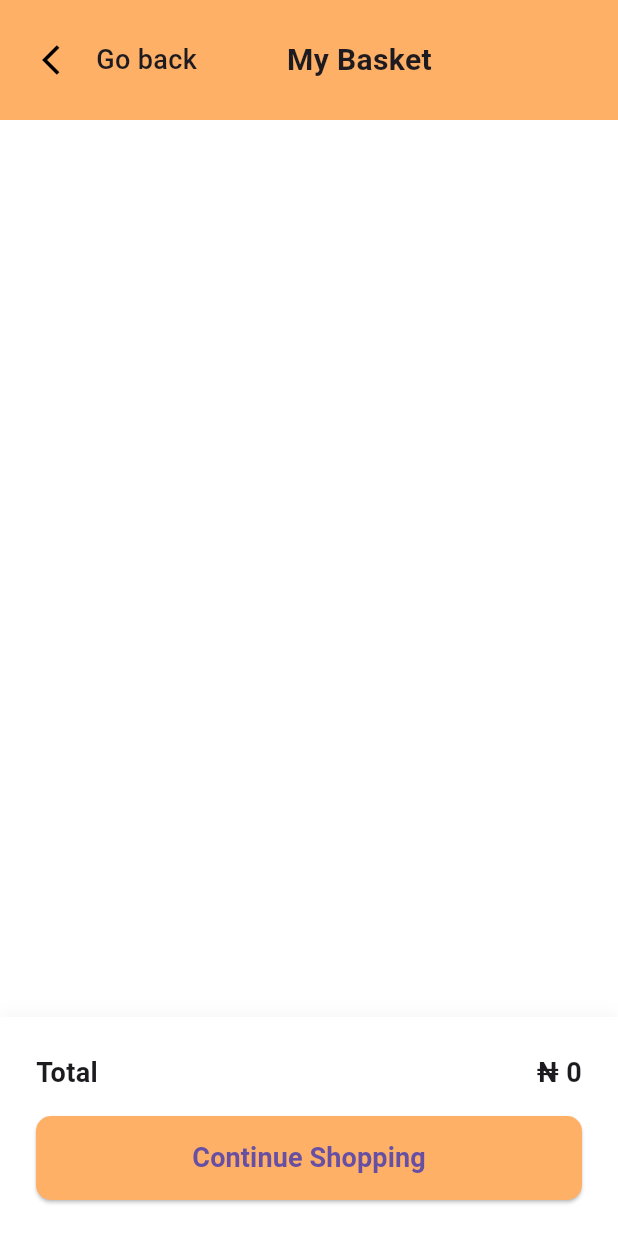
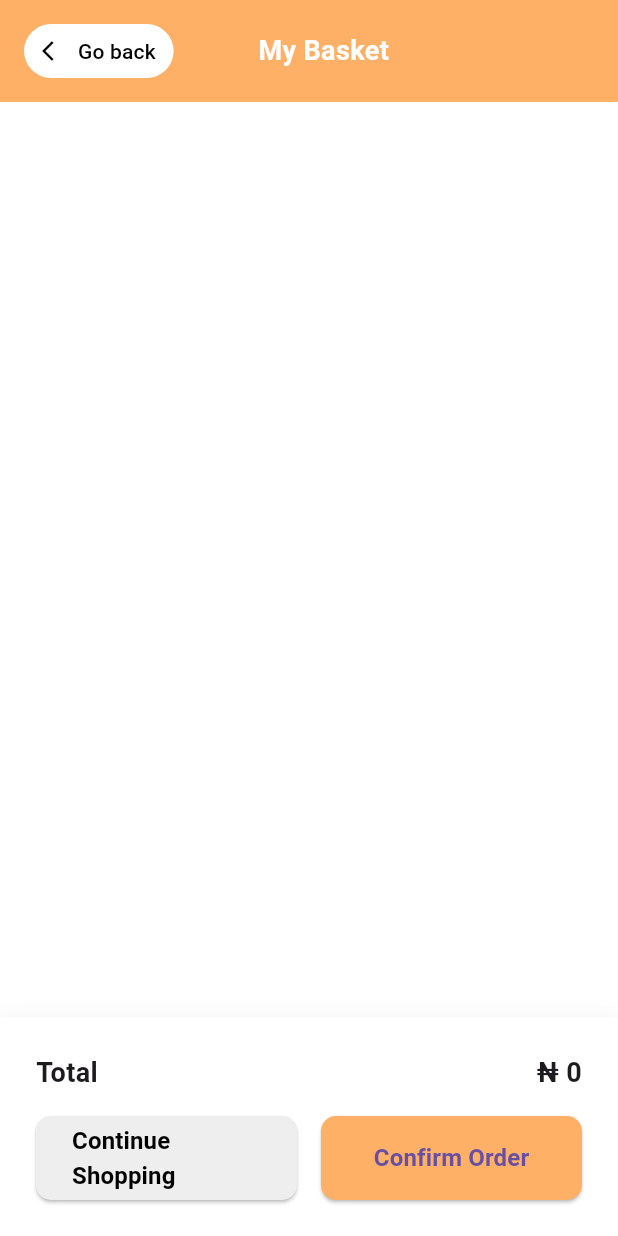
Before and after one commit to ShrivatsaGuru/Fruits_app, a Flutter app: the BasketScreen screen opened directly with empty values, on a phone screen of 412 x 824 dp. Run offline on Flutter 3.47's test engine with Material 3 defaults, Android fonts, the phone set to English and light mode, and no system bars.

Commit message:
First 6 page code

```diff
--- a/lib/components/basket_screen.dart
+++ b/lib/components/basket_screen.dart
@@ -1,6 +1,7 @@
 import 'package:flutter/material.dart';
 import 'home_screen.dart';
 import 'basket_item.dart';
+import 'order_confirmation_screen.dart';
 
 class BasketScreen extends StatelessWidget {
   final Map<String, BasketItem> items;
@@ -15,84 +16,99 @@ class BasketScreen extends StatelessWidget {
     int total = items.values.fold(0, (sum, item) => sum + (item.price * item.quantity));
 
     return Scaffold(
+      backgroundColor: Colors.white,
       body: SafeArea(
         child: Column(
           children: [
             Container(
-              padding: EdgeInsets.all(16),
-              color: Color(0xFFFFB067),
+              padding: const EdgeInsets.all(16),
+              color: const Color(0xFFFFB067),
               child: Row(
                 children: [
-                  IconButton(
-                    icon: Icon(Icons.arrow_back_ios, color: Colors.black),
+                  Container(
+                    decoration: BoxDecoration(
+                      color: Colors.white,
+                      borderRadius: BorderRadius.circular(20),
+                    ),
+                    child: TextButton.icon(
                       onPressed: () => Navigator.pop(context),
+                      icon: const Icon(
+                        Icons.arrow_back_ios,
+                        color: Colors.black,
+                        size: 16,
                       ),
-                  Text(
+                      label: const Text(
                         'Go back',
                         style: TextStyle(
-                      fontSize: 18,
+                          color: Colors.black,
+                          fontSize: 14,
                           fontWeight: FontWeight.w500,
                         ),
                       ),
-                  Expanded(
+                      style: TextButton.styleFrom(
+                        padding: const EdgeInsets.symmetric(horizontal: 12, vertical: 8),
+                        minimumSize: Size.zero,
+                        tapTargetSize: MaterialTapTargetSize.shrinkWrap,
+                      ),
+                    ),
+                  ),
+                  const Expanded(
                     child: Text(
                       'My Basket',
                       textAlign: TextAlign.center,
                       style: TextStyle(
-                        fontSize: 20,
-                        fontWeight: FontWeight.bold,
+                        fontSize: 18,
+                        fontWeight: FontWeight.w600,
+                        color: Colors.white,
                       ),
                     ),
                   ),
-                  SizedBox(width: 48),
+                  const SizedBox(width: 80), // Balance the back button
                 ],
               ),
             ),
             Expanded(
               child: ListView.builder(
-                padding: EdgeInsets.all(16),
+                padding: const EdgeInsets.all(16),
                 itemCount: items.length,
                 itemBuilder: (context, index) {
                   final item = items.values.elementAt(index);
                   return Container(
-                    margin: EdgeInsets.only(bottom: 16),
-                    padding: EdgeInsets.all(12),
-                    decoration: BoxDecoration(
-                      color: Colors.white,
-                      borderRadius: BorderRadius.circular(12),
-                      boxShadow: [
-                        BoxShadow(
-                          color: Colors.black.withOpacity(0.05),
-                          blurRadius: 10,
-                        ),
-                      ],
-                    ),
+                    margin: const EdgeInsets.only(bottom: 24),
                     child: Row(
                       children: [
-                        ClipRRect(
-                          borderRadius: BorderRadius.circular(8),
+                        Container(
+                          width: 70,
+                          height: 70,
+                          decoration: BoxDecoration(
+                            borderRadius: BorderRadius.circular(12),
+                            color: Colors.grey[100],
+                          ),
+                          child: ClipRRect(
+                            borderRadius: BorderRadius.circular(12),
                             child: Image.asset(
                               item.image,
-                            width: 60,
-                            height: 60,
                               fit: BoxFit.cover,
                             ),
                           ),
-                        SizedBox(width: 12),
+                        ),
+                        const SizedBox(width: 16),
                         Expanded(
                           child: Column(
                             crossAxisAlignment: CrossAxisAlignment.start,
                             children: [
                               Text(
                                 item.name,
-                                style: TextStyle(
+                                style: const TextStyle(
                                   fontSize: 16,
-                                  fontWeight: FontWeight.bold,
+                                  fontWeight: FontWeight.w600,
                                 ),
                               ),
+                              const SizedBox(height: 4),
                               Text(
-                                '${item.quantity} packs',
+                                '${item.quantity}packs',
                                 style: TextStyle(
+                                  fontSize: 14,
                                   color: Colors.grey[600],
                                 ),
                               ),
@@ -101,9 +117,9 @@ class BasketScreen extends StatelessWidget {
                         ),
                         Text(
                           '₦ ${(item.price * item.quantity).toString()}',
-                          style: TextStyle(
+                          style: const TextStyle(
                             fontSize: 16,
-                            fontWeight: FontWeight.bold,
+                            fontWeight: FontWeight.w600,
                           ),
                         ),
                       ],
@@ -113,7 +129,7 @@ class BasketScreen extends StatelessWidget {
               ),
             ),
             Container(
-              padding: EdgeInsets.all(24),
+              padding: const EdgeInsets.all(24),
               decoration: BoxDecoration(
                 color: Colors.white,
                 boxShadow: [
@@ -128,7 +144,7 @@ class BasketScreen extends StatelessWidget {
                   Row(
                     mainAxisAlignment: MainAxisAlignment.spaceBetween,
                     children: [
-                      Text(
+                      const Text(
                         'Total',
                         style: TextStyle(
                           fontSize: 18,
@@ -137,39 +153,74 @@ class BasketScreen extends StatelessWidget {
                       ),
                       Text(
                         '₦ $total',
-                        style: TextStyle(
+                        style: const TextStyle(
                           fontSize: 18,
                           fontWeight: FontWeight.bold,
                         ),
                       ),
                     ],
                   ),
-                  SizedBox(height: 16),
-                  SizedBox(
-                    width: double.infinity,
+                  const SizedBox(height: 16),
+                  Row(
+                    children: [
+                      Expanded(
+                        child: SizedBox(
                           height: 56,
                           child: ElevatedButton(
                             onPressed: () {
                               Navigator.pushAndRemoveUntil(
                                 context,
-                          MaterialPageRoute(builder: (context) => HomeScreen(userName: "")),
+                                MaterialPageRoute(builder: (context) => const HomeScreen(userName: "")),
                                     (route) => false,
                               );
                             },
                             style: ElevatedButton.styleFrom(
-                        backgroundColor: Color(0xFFFFB067),
+                              backgroundColor: Colors.grey[200],
                               shape: RoundedRectangleBorder(
                                 borderRadius: BorderRadius.circular(10),
                               ),
                             ),
-                      child: Text(
+                            child: const Text(
                               'Continue Shopping',
                               style: TextStyle(
-                          fontSize: 18,
+                                fontSize: 16,
+                                fontWeight: FontWeight.bold,
+                                color: Colors.black,
+                              ),
+                            ),
+                          ),
+                        ),
+                      ),
+                      const SizedBox(width: 16),
+                      Expanded(
+                        child: SizedBox(
+                          height: 56,
+                          child: ElevatedButton(
+                            onPressed: () {
+                              Navigator.push(
+                                context,
+                                MaterialPageRoute(
+                                  builder: (context) => const OrderConfirmationScreen(),
+                                ),
+                              );
+                            },
+                            style: ElevatedButton.styleFrom(
+                              backgroundColor: const Color(0xFFFFB067),
+                              shape: RoundedRectangleBorder(
+                                borderRadius: BorderRadius.circular(10),
+                              ),
+                            ),
+                            child: const Text(
+                              'Confirm Order',
+                              style: TextStyle(
+                                fontSize: 16,
                                 fontWeight: FontWeight.bold,
                               ),
                             ),
                           ),
+                        ),
+                      ),
+                    ],
                   ),
                 ],
               ),
--- a/lib/components/onboarding_screen.dart
+++ b/lib/components/onboarding_screen.dart
@@ -15,7 +15,7 @@ class OnboardingScreen extends StatelessWidget {
             child: Container(
               padding: EdgeInsets.all(20),
               child: Center(
-                child: Image.asset('assets/fruit_basket.png', width: double.infinity, fit: BoxFit.contain),
+                child: Image.asset('assets/fruit.png', width: double.infinity, fit: BoxFit.contain),
               ),
             ),
           ),
```
Also changed, not shown: lib/components/name_input_screen.dart (+52 -25 lines), lib/components/order_confirmation_screen.dart (added, +121 -0 lines), pubspec.yaml (+6 -1 lines). Lines whose indentation alone changed are shown as unchanged.
